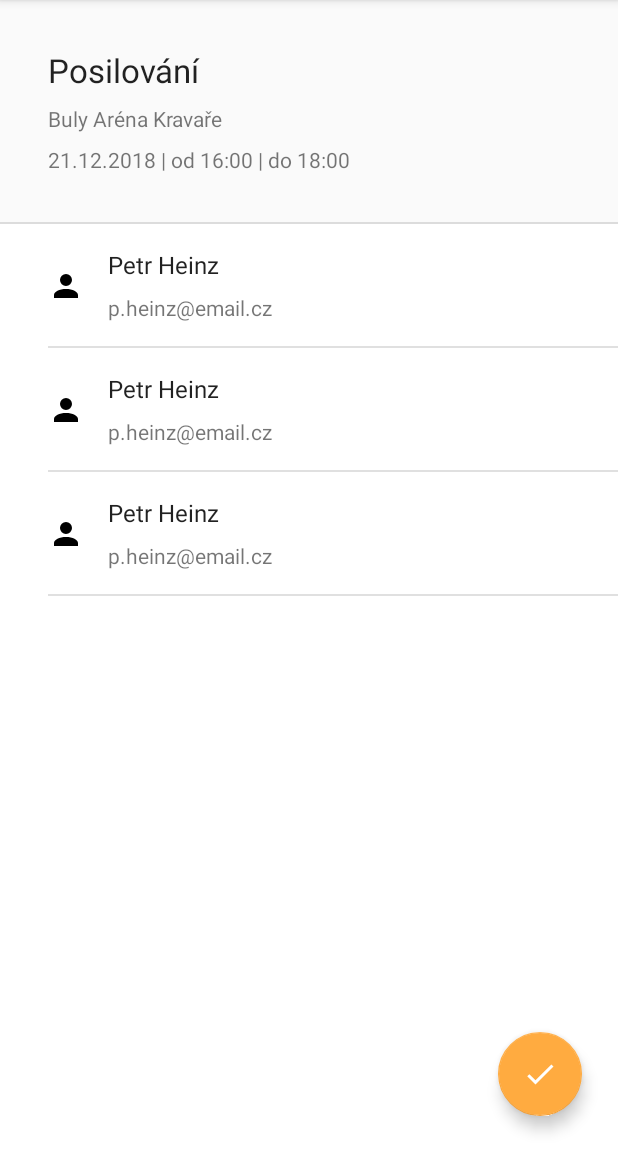
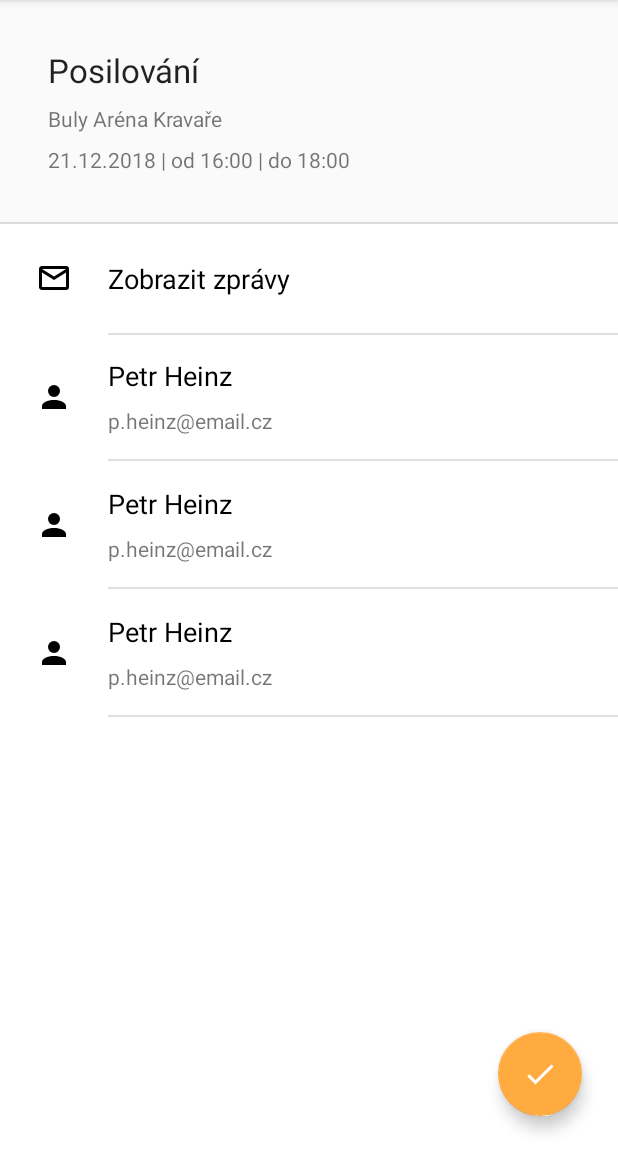
Before and after one commit to hajmajeboss/tamz2-sportmates-lite, an Android app: the layout activity_game.xml on its own in the app's theme, with its tools: preview values and no code run, on a phone screen of 412 x 824 dp, the part 84-1236 px from its top. Run offline under Robolectric (Android 15) with nearby library versions, the phone set to English and light mode, and no system bars.

Commit message:
games sorting, remove old games

```diff
--- a/src/main/java/cz/greapp/sportmateslite/ConversationActivity.java
+++ b/src/main/java/cz/greapp/sportmateslite/ConversationActivity.java
@@ -13,6 +13,7 @@ import android.support.v7.widget.Toolbar;
 import android.view.Menu;
 import android.view.MenuItem;
 import android.view.View;
+import android.widget.Button;
 import android.widget.EditText;
 import android.widget.Spinner;
 import android.widget.Toast;
@@ -55,6 +56,7 @@ public class ConversationActivity extends AppCompatActivity implements OnFirebas
     SwipeRefreshLayout swipeRefreshLayout;
 
     OnFirebaseQueryResultListener listener;
+
 
     SharedPreferences preferences;
     SharedPreferences.Editor prefEditor;
@@ -130,6 +132,7 @@ public class ConversationActivity extends AppCompatActivity implements OnFirebas
 
         getSupportActionBar().setDisplayHomeAsUpEnabled(true);
         getSupportActionBar().setDisplayShowHomeEnabled(true);
+
 
         updateThread = new Thread() {
 
--- a/src/main/java/cz/greapp/sportmateslite/Data/TableGateways/GameTableGateway.java
+++ b/src/main/java/cz/greapp/sportmateslite/Data/TableGateways/GameTableGateway.java
@@ -147,11 +147,11 @@ public class GameTableGateway extends TableGateway {
         }
 
         Map<String, Object> game = new HashMap<>();
-        game.put("player2_name", u.getName());
-        game.put("player2_email", u.getEmail());
+        game.put("player2_name", null);
+        game.put("player2_email",null);
         List<String> emails = new ArrayList<>();
         emails.add(g.getPlayers().get(0).getEmail());
-        emails.add(u.getEmail());
+        emails.add(null);
         game.put("player_emails", emails);
 
         db.collection("games").document(g.getId()).update(game).addOnCompleteListener(new OnCompleteListener<Void>() {
--- a/src/main/res/drawable/email_outline.xml
+++ b/src/main/res/drawable/email_outline.xml
@@ -4,5 +4,5 @@
     android:width="24dp"
     android:viewportWidth="24"
     android:viewportHeight="24">
-    <path android:fillColor="#fff" android:pathData="M4,4H20A2,2 0 0,1 22,6V18A2,2 0 0,1 20,20H4C2.89,20 2,19.1 2,18V6C2,4.89 2.89,4 4,4M12,11L20,6H4L12,11M4,18H20V8.37L12,13.36L4,8.37V18Z" />
+    <path android:fillColor="#000" android:pathData="M4,4H20A2,2 0 0,1 22,6V18A2,2 0 0,1 20,20H4C2.89,20 2,19.1 2,18V6C2,4.89 2.89,4 4,4M12,11L20,6H4L12,11M4,18H20V8.37L12,13.36L4,8.37V18Z" />
 </vector>
--- a/src/main/res/layout/activity_game.xml
+++ b/src/main/res/layout/activity_game.xml
@@ -62,6 +62,43 @@
         app:layout_constraintStart_toStartOf="parent"
         app:layout_constraintTop_toBottomOf="@+id/detailDateTimeText" />
 
+    <android.support.constraint.ConstraintLayout
+        android:id="@+id/linearLayout"
+        android:layout_width="0dp"
+        android:layout_height="wrap_content"
+        android:background="@android:color/white"
+        android:elevation="0dp"
+        android:orientation="vertical"
+        android:showDividers="none"
+        app:layout_constraintEnd_toEndOf="parent"
+        app:layout_constraintStart_toStartOf="parent"
+        app:layout_constraintTop_toBottomOf="@+id/divider15">
+
+        <Button
+            android:id="@+id/showCommentsButton"
+            style="@style/Widget.AppCompat.Button.Borderless"
+            android:layout_width="0dp"
+            android:layout_height="wrap_content"
+            android:background="?attr/selectableItemBackground"
+            android:drawableLeft="@drawable/email_outline"
+            android:drawablePadding="24dp"
+            android:gravity="left|center_vertical"
+            android:paddingStart="24dp"
+            android:paddingTop="24dp"
+            android:paddingEnd="24dp"
+            android:paddingBottom="24dp"
+            android:text="Zobrazit zprávy"
+            android:textAppearance="@style/TextAppearance.AppCompat.Medium"
+            android:textColor="@android:color/black"
+            app:layout_constraintBottom_toBottomOf="parent"
+            app:layout_constraintEnd_toEndOf="parent"
+            app:layout_constraintHorizontal_bias="0.0"
+            app:layout_constraintStart_toStartOf="parent"
+            app:layout_constraintTop_toTopOf="parent"
+            tools:layout_conversion_absoluteHeight="73dp"
+            tools:layout_conversion_absoluteWidth="384dp" />
+    </android.support.constraint.ConstraintLayout>
+
     <android.support.v7.widget.RecyclerView
         android:id="@+id/playersListView"
         android:layout_width="0dp"
@@ -70,8 +107,10 @@
         app:layout_constraintBottom_toBottomOf="parent"
         app:layout_constraintEnd_toEndOf="parent"
         app:layout_constraintStart_toStartOf="parent"
-        app:layout_constraintTop_toBottomOf="@+id/divider15"
-        tools:listitem="@layout/player_list_item" />
+        app:layout_constraintTop_toBottomOf="@+id/linearLayout"
+        tools:listitem="@layout/player_list_item">
+
+    </android.support.v7.widget.RecyclerView>
 
     <android.support.design.widget.FloatingActionButton
         android:id="@+id/joinFab"
@@ -85,4 +124,14 @@
         app:layout_constraintEnd_toEndOf="parent"
         app:srcCompat="@drawable/check" />
 
+    <View
+        android:id="@+id/divider14"
+        android:layout_width="0dp"
+        android:layout_height="1dp"
+        android:layout_marginStart="72dp"
+        android:background="?android:attr/listDivider"
+        app:layout_constraintEnd_toEndOf="parent"
+        app:layout_constraintStart_toStartOf="parent"
+        app:layout_constraintTop_toBottomOf="@+id/linearLayout" />
+
 </android.support.constraint.ConstraintLayout>
--- a/src/main/res/layout/player_list_item.xml
+++ b/src/main/res/layout/player_list_item.xml
@@ -12,10 +12,11 @@
         android:id="@+id/senderName"
         android:layout_width="wrap_content"
         android:layout_height="wrap_content"
-        android:layout_marginStart="16dp"
+        android:layout_marginStart="24dp"
         android:layout_marginTop="16dp"
         android:text="Petr Heinz"
-        android:textAppearance="@style/TextAppearance.AppCompat.Subhead"
+        android:textAppearance="@style/TextAppearance.AppCompat.Medium"
+        android:textColor="@android:color/black"
         app:layout_constraintStart_toEndOf="@+id/imageView3"
         app:layout_constraintTop_toTopOf="parent" />
 
@@ -23,7 +24,7 @@
         android:id="@+id/messageText"
         android:layout_width="wrap_content"
         android:layout_height="wrap_content"
-        android:layout_marginStart="16dp"
+        android:layout_marginStart="24dp"
         android:layout_marginTop="8dp"
         android:text="p.heinz@email.cz"
         app:layout_constraintStart_toEndOf="@+id/imageView3"
@@ -33,7 +34,7 @@
         android:id="@+id/divider17"
         android:layout_width="0dp"
         android:layout_height="1dp"
-        android:layout_marginStart="32dp"
+        android:layout_marginStart="72dp"
         android:layout_marginTop="16dp"
         android:background="?android:attr/listDivider"
         app:layout_constraintEnd_toEndOf="parent"
@@ -44,7 +45,7 @@
         android:id="@+id/imageView3"
         android:layout_width="wrap_content"
         android:layout_height="wrap_content"
-        android:layout_marginStart="32dp"
+        android:layout_marginStart="24dp"
         android:layout_marginTop="8dp"
         android:layout_marginBottom="8dp"
         app:layout_constraintBottom_toBottomOf="parent"
```
Also changed, not shown: src/main/java/cz/greapp/sportmateslite/Data/Models/Game.java (+19 -2 lines), src/main/java/cz/greapp/sportmateslite/FindGameFragment.java (+20 -2 lines), src/main/java/cz/greapp/sportmateslite/GameActivity.java (+17 -11 lines), src/main/java/cz/greapp/sportmateslite/MyGamesFragment.java (+31 -0 lines), src/main/res/drawable/basketball.xml (added, +8 -0 lines), src/main/res/layout/game_list_item.xml (+19 -7 lines).
